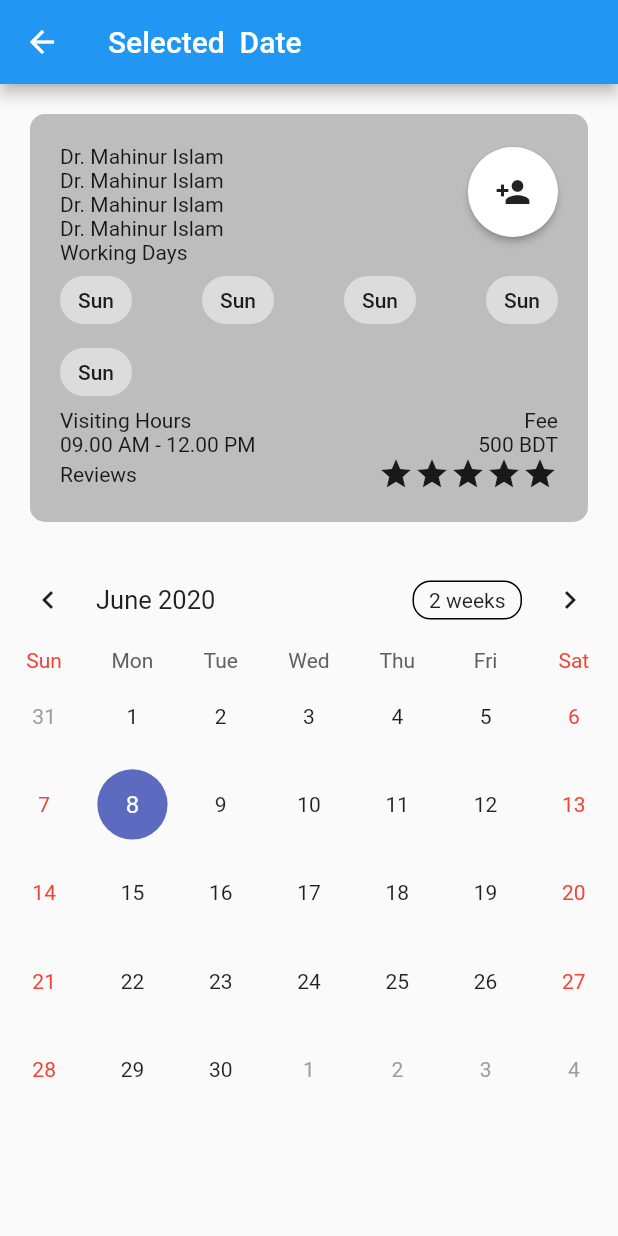
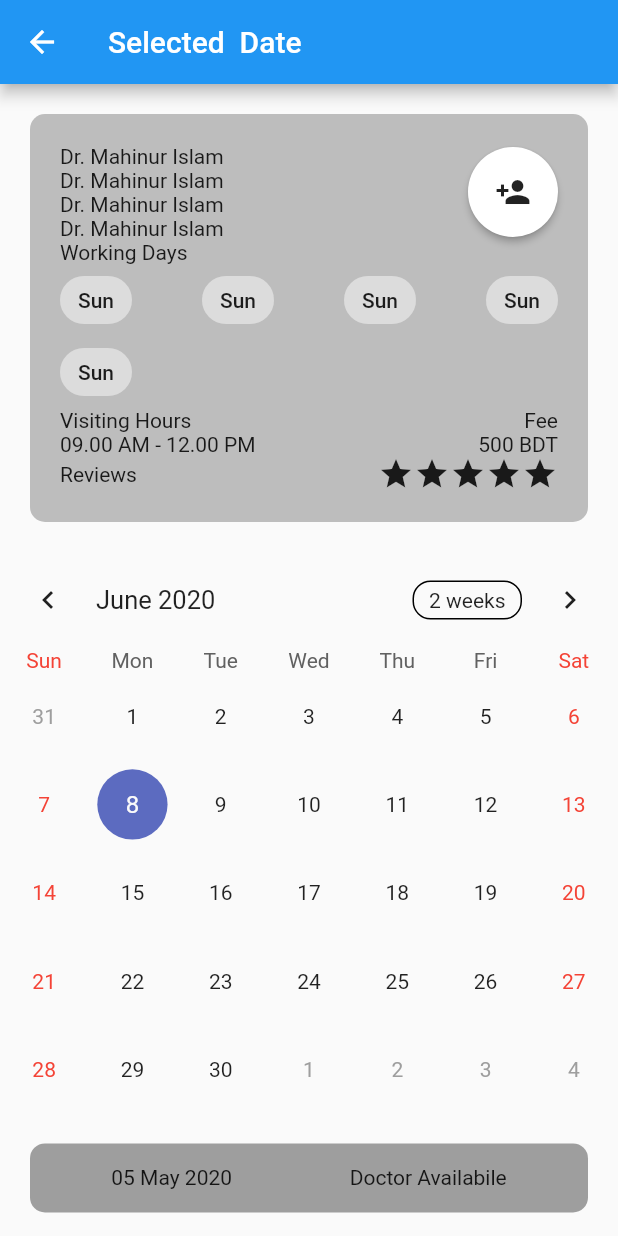
Before and after one commit to jpmehedi/flutter-eDaktar-test-project, a Flutter app: the AppoinmentDatePicker screen opened by its route, on a phone screen of 412 x 824 dp. Run offline on Flutter 3.47's test engine with Material 2 defaults, Android fonts, the phone set to English and light mode, and no system bars; drawn by our look-alikes of table_calendar.

Commit message:
confirm button and doctor available tab

```diff
--- a/lib/screens/appoinment_data_picker.dart
+++ b/lib/screens/appoinment_data_picker.dart
@@ -140,7 +140,36 @@ class _AppoinmentDatePickerState extends State<AppoinmentDatePicker> {
                     calendarController: _calendarController,
                   ),
                 ),
-
+             Padding(
+                  padding: const EdgeInsets.all(20.0),
+                  child: Container(
+                    padding: EdgeInsets.all(15),
+                    decoration: BoxDecoration(
+                        color: Colors.grey,
+                        borderRadius: BorderRadius.circular(10.0)),
+                    child: Row(
+                      mainAxisAlignment: MainAxisAlignment.spaceAround,
+                      children: <Widget>[
+                        Text("05 May 2020"),
+                        Text("Doctor Availabile"),
+                      ],
+                    ),
+                  ),
+                ),
+                Padding(
+                  padding: const EdgeInsets.only(left: 20, right: 20,bottom: 20),
+                  child: Container(
+                    width: double.infinity,
+                    decoration: BoxDecoration(
+                      borderRadius: BorderRadius.circular(10),
+                      color: Colors.blue,
+                    ),
+                    child: FlatButton(
+                      onPressed: () {},
+                      child: Text("Confirm"),
+                    ),
+                  ),
+                )
               ],
             ),
           ),
```
